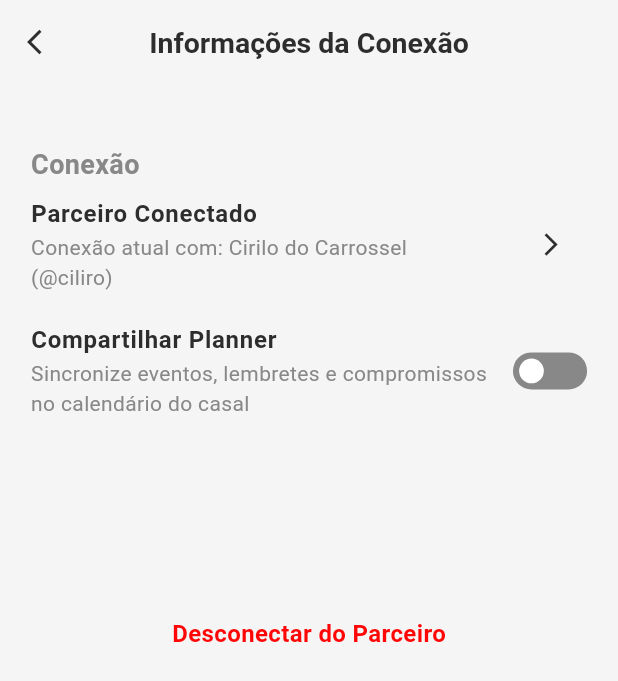
After one commit to MVP-Casais/Two, a Flutter app: the ConnectionInformationScreen screen opened directly, on a phone screen of 412 x 824 dp. The commit adds this screen. Shown: the top 681 px of the screen. Run offline on Flutter 3.47's test engine with Material 3 defaults, Android fonts, the phone set to English and light mode, and no system bars; our stand-ins replace flip_card, flutter_svg, shared_preferences, table_calendar; accounts and stored records are empty.

Commit message:
feat: Criação da área de informações de conexão

```diff
--- /dev/null
+++ b/lib/presentation/screens/profile/connection_information/connection_information_screen.dart
@@ -0,0 +1,242 @@
+import 'package:flutter/material.dart';
+import 'package:two/core/themes/app_colors.dart';
+import 'package:two/presentation/widgets/custom_button.dart';
+
+class ConnectionInformationScreen extends StatefulWidget {
+  const ConnectionInformationScreen({super.key});
+
+  @override
+  State<ConnectionInformationScreen> createState() => _ConnectionInformationScreenState();
+}
+
+class _ConnectionInformationScreenState extends State<ConnectionInformationScreen> {
+  bool _isBooleanOptionEnabled = false;
+
+  void _mostrarParceiroConectado(BuildContext context) {
+    final screenWidth = MediaQuery.of(context).size.width;
+
+    showDialog(
+      context: context,
+      builder: (context) {
+        return Dialog(
+          shape: RoundedRectangleBorder(
+            borderRadius: BorderRadius.circular(12),
+          ),
+          backgroundColor: AppColors.background,
+          child: SizedBox(
+            width: screenWidth,
+            child: Padding(
+              padding: const EdgeInsets.all(16),
+              child: Column(
+                mainAxisSize: MainAxisSize.min,
+                children: [
+                  Text(
+                    'Parceiro Conectado',
+                    style: TextStyle(
+                      fontSize: 22,
+                      fontWeight: FontWeight.bold,
+                      color: AppColors.titlePrimary,
+                    ),
+                  ),
+                  const SizedBox(height: 26),
+                  CircleAvatar(
+                    radius: 40,
+                    backgroundImage: const NetworkImage('https://i.pravatar.cc/300'),
+                  ),
+                  const SizedBox(height: 16),
+                  Text(
+                    'Cirilo do Carrossel',
+                    style: TextStyle(
+                      fontSize: 16,
+                      fontWeight: FontWeight.bold,
+                      color: AppColors.titlePrimary,
+                    ),
+                  ),
+                  const SizedBox(height: 8),
+                  Text(
+                    '@ciliro',
+                    style: TextStyle(
+                      fontSize: 14,
+                      color: AppColors.textSecondarylight,
+                    ),
+                  ),
+                  const SizedBox(height: 16),
+                  CustomButton(
+                    backgroundColor: AppColors.primary,
+                    text: 'Fechar',
+                    textColor: AppColors.neutral,
+                    onPressed: () => Navigator.pop(context),
+                  ),
+                ],
+              ),
+            ),
+          ),
+        );
+      },
+    );
+  }
+
+  @override
+  Widget build(BuildContext context) {
+    final screenWidth = MediaQuery.of(context).size.width;
+
+    return Scaffold(
+      backgroundColor: AppColors.background,
+      appBar: AppBar(
+        backgroundColor: AppColors.background,
+        elevation: 0,
+        centerTitle: true,
+        leading: IconButton(
+          icon: const Icon(Icons.arrow_back_ios, color: AppColors.icons, size: 20,),
+          onPressed: () => Navigator.pop(context),
+        ),
+        title: const Text(
+          'Informações da Conexão',
+          style: TextStyle(
+            fontSize: 19,
+            fontWeight: FontWeight.bold,
+            color: AppColors.titlePrimary,
+          ),
+        ),
+      ),
+      body: Padding(
+        padding: EdgeInsets.symmetric(horizontal: screenWidth * 0.05),
+        child: Column(
+          crossAxisAlignment: CrossAxisAlignment.start,
+          children: [
+            SizedBox(height: screenWidth * 0.1),
+            _buildSectionTitle('Conexão'),
+            GestureDetector(
+              onTap: () {
+                _mostrarParceiroConectado(context); // Abre o diálogo ao clicar
+              },
+              child: _buildTextWithButton(
+                'Parceiro Conectado',
+                'Conexão atual com: Cirilo do Carrossel (@ciliro)',
+                onTap: () {
+                  _mostrarParceiroConectado(context);
+                },
+              ),
+            ),
+
+            SizedBox(height: screenWidth * 0.01),
+            _buildTextWithBooleanOption(
+              'Compartilhar Planner',
+              'Sincronize eventos, lembretes e compromissos no calendário do casal',
+              value: _isBooleanOptionEnabled,
+              onChanged: (bool newValue) {
+                setState(() {
+                  _isBooleanOptionEnabled = newValue;
+                });
+              },
+            ),
+            SizedBox(height: screenWidth * 0.3),
+            Center(
+              child: GestureDetector(
+                onTap: () {
+                  // ação ao clicar em "Desconectar do Parceiro"
+                },
+                child: Text(
+                  'Desconectar do Parceiro',
+                  style: TextStyle(
+                    fontSize: 16,
+                    fontWeight: FontWeight.bold,
+                    color: AppColors.primary,
+                  ),
+                ),
+              ),
+            ),
+          ],
+        ),
+      ),
+    );
+  }
+
+  Widget _buildSectionTitle(String title) {
+    return Text(
+      title,
+      style: const TextStyle(
+        fontSize: 18,
+        fontWeight: FontWeight.bold,
+        color: AppColors.textSecondarylight,
+      ),
+    );
+  }
+
+  Widget _buildTextWithButton(String text, String subtext, {required VoidCallback onTap}) {
+
+    return ListTile(
+      contentPadding: EdgeInsets.zero,
+      title: Text(
+        text,
+        style: const TextStyle(
+          fontSize: 16,
+          fontWeight: FontWeight.bold,
+          color: AppColors.titlePrimary,
+        ),
+      ),
+      subtitle: Text(
+        subtext,
+        style: const TextStyle(
+          fontSize: 14,
+          color: AppColors.textSecondarylight,
+        ),
+      ),
+      trailing: IconButton(
+        icon: const Icon(Icons.arrow_forward_ios, color: AppColors.icons, size: 18,),
+        onPressed: onTap,
+      ),
+    );
+  }
+
+  Widget _buildTextWithBooleanOption(String text, String subtext, {required bool value, required ValueChanged<bool> onChanged}) {
+    final screenWidth = MediaQuery.of(context).size.width;
+
+    return ListTile(
+      contentPadding: EdgeInsets.zero,
+      title: Text(
+        text,
+        style: const TextStyle(
+          fontSize: 16,
+          fontWeight: FontWeight.bold,
+          color: AppColors.titlePrimary,
+        ),
+      ),
+      subtitle: Text(
+        subtext,
+        style: const TextStyle(
+          fontSize: 14,
+          color: AppColors.textSecondarylight,
+        ),
+      ),
+      trailing: GestureDetector(
+        onTap: () => onChanged(!value),
+        child: Container(
+          width: screenWidth * 0.12,
+          height: screenWidth * 0.06,
+          decoration: BoxDecoration(
+            color: value ? AppColors.primary : AppColors.placeholder,
+            borderRadius: BorderRadius.circular(screenWidth * 0.03),
+          ),
+          child: Stack(
+            children: [
+              AnimatedPositioned(
+                duration: const Duration(milliseconds: 100),
+                left: value ? screenWidth * 0.07 : screenWidth * 0.01,
+                top: screenWidth * 0.01,
+                child: Container(
+                  width: screenWidth * 0.04,
+                  height: screenWidth * 0.04,
+                  decoration: const BoxDecoration(
+                    color: AppColors.neutral,
+                    shape: BoxShape.circle,
+                  ),
+                ),
+              ),
+            ],
+          ),
+        ),
+      ),
+    );
+  }
+}
```
Also changed, not shown: lib/presentation/screens/profile/profile_screen.dart (+29 -17 lines).
